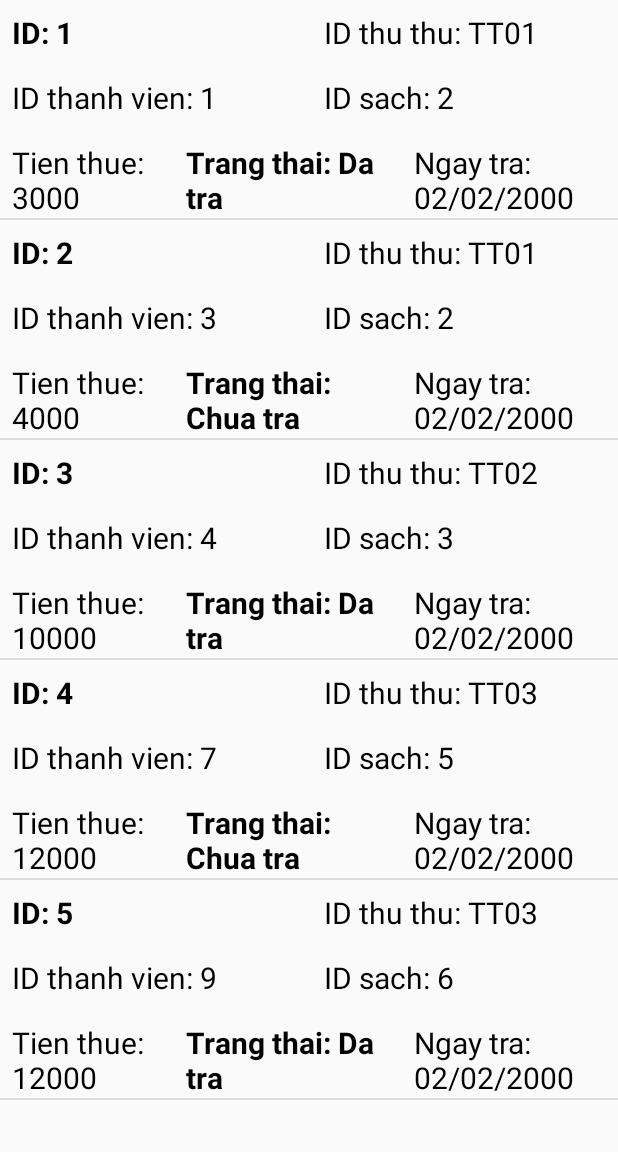
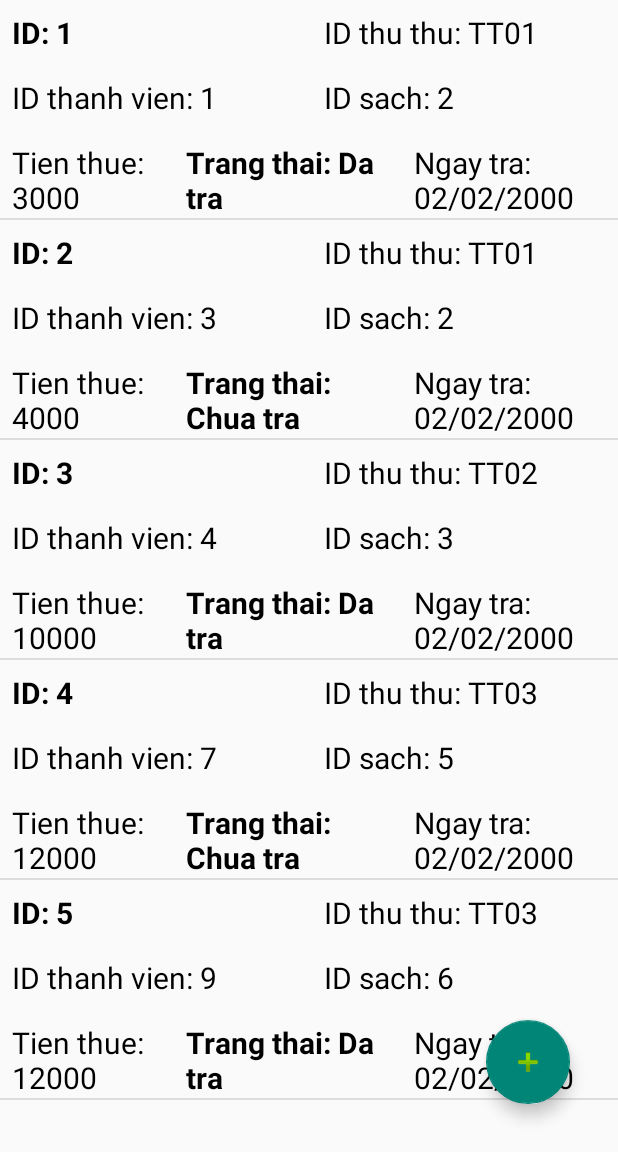
Before and after one commit to bacongau/mob204_assignment_completed, an Android app: the screen it shows after launch (MainActivity), on a phone screen of 412 x 824 dp, the part 84-1236 px from its top. Run offline under Robolectric (Android 15) with nearby library versions, the phone set to English and light mode, and no system bars.

Commit message:
them floating action button

```diff
--- a/app/src/main/java/com/example/mob204_gd1/Fragments/Fragment_QuanLyPhieuMuon.java
+++ b/app/src/main/java/com/example/mob204_gd1/Fragments/Fragment_QuanLyPhieuMuon.java
@@ -8,12 +8,14 @@ import android.view.LayoutInflater;
 import android.view.View;
 import android.view.ViewGroup;
 import android.widget.ListView;
+import android.widget.Toast;
 
 import com.example.mob204_gd1.Adapter.PhieuMuonAdapter;
 import com.example.mob204_gd1.Adapter.SachAdapter;
 import com.example.mob204_gd1.Model.PhieuMuon;
 import com.example.mob204_gd1.Model.Sach;
 import com.example.mob204_gd1.R;
+import com.google.android.material.floatingactionbutton.FloatingActionButton;
 
 import java.util.ArrayList;
 import java.util.List;
@@ -23,6 +25,7 @@ public class Fragment_QuanLyPhieuMuon extends Fragment {
     ListView lv;
     PhieuMuonAdapter adapter;
     List<PhieuMuon> list;
+    FloatingActionButton fab;
 
     public Fragment_QuanLyPhieuMuon() {
         // Required empty public constructor
@@ -33,6 +36,8 @@ public class Fragment_QuanLyPhieuMuon extends Fragment {
                              Bundle savedInstanceState) {
         View view = inflater.inflate(R.layout.fragment__quan_ly_phieu_muon, container, false);
 
+        // anh xa floating action button
+        fab = view.findViewById(R.id.fab_themPhieuMuon);
         // anh xa listview
         lv = view.findViewById(R.id.lv_quanlyphieumuon);
 
@@ -50,6 +55,14 @@ public class Fragment_QuanLyPhieuMuon extends Fragment {
         // set adapter cho listview
         lv.setAdapter(adapter);
 
+        // set click cho fab
+        fab.setOnClickListener(new View.OnClickListener() {
+            @Override
+            public void onClick(View v) {
+                Toast.makeText(getContext(), "Them phieu muon moi", Toast.LENGTH_SHORT).show();
+            }
+        });
+
         return view;
     }
 }
--- a/app/src/main/res/layout/fragment__quan_ly_phieu_muon.xml
+++ b/app/src/main/res/layout/fragment__quan_ly_phieu_muon.xml
@@ -1,13 +1,39 @@
 <?xml version="1.0" encoding="utf-8"?>
 <FrameLayout xmlns:android="http://schemas.android.com/apk/res/android"
+    xmlns:app="http://schemas.android.com/apk/res-auto"
     xmlns:tools="http://schemas.android.com/tools"
     android:layout_width="match_parent"
     android:layout_height="match_parent"
     tools:context=".Fragments.Fragment_QuanLyPhieuMuon">
 
-   <ListView
+   <androidx.constraintlayout.widget.ConstraintLayout
        android:layout_width="match_parent"
-       android:layout_height="match_parent"
-       android:id="@+id/lv_quanlyphieumuon"/>
+       android:layout_height="match_parent">
+
+      <com.google.android.material.floatingactionbutton.FloatingActionButton
+          android:id="@+id/fab_themPhieuMuon"
+          android:layout_width="wrap_content"
+          android:layout_height="wrap_content"
+          android:layout_marginEnd="32dp"
+          android:layout_marginBottom="32dp"
+          android:clickable="true"
+          android:src="@android:drawable/ic_input_add"
+          app:layout_constraintBottom_toBottomOf="parent"
+          app:layout_constraintEnd_toEndOf="parent" />
+
+      <ListView
+          android:id="@+id/lv_quanlyphieumuon"
+          android:layout_width="match_parent"
+          android:layout_height="match_parent"
+          app:layout_constraintEnd_toEndOf="parent"
+          app:layout_constraintStart_toStartOf="parent"
+          app:layout_constraintTop_toTopOf="parent" >
+
+      </ListView>
+
+   </androidx.constraintlayout.widget.ConstraintLayout>
+
+
+
 
 </FrameLayout>
```
Also changed, not shown: app/src/main/java/com/example/mob204_gd1/Fragments/Fragment_QuanLyLoaiSach.java (+13 -3 lines), app/src/main/java/com/example/mob204_gd1/Fragments/Fragment_QuanLySach.java (+13 -1 lines), app/src/main/java/com/example/mob204_gd1/Fragments/Fragment_QuanLyThanhVien.java (+13 -1 lines), app/src/main/res/layout/fragment__quan_ly_loai_sach.xml (+14 -1 lines), app/src/main/res/layout/fragment__quan_ly_sach.xml (+27 -3 lines), app/src/main/res/layout/fragment__quan_ly_thanh_vien.xml (+14 -1 lines).
